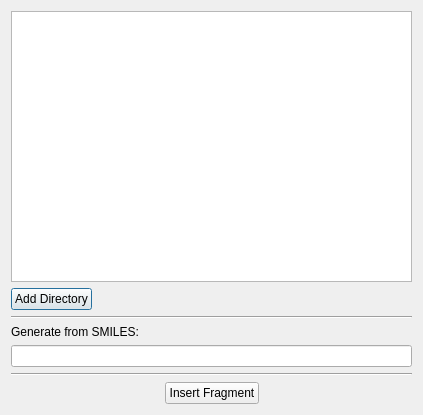
Before: the Qt Designer form libavogadro/src/tools/insertfragmentdialog.ui in cryos/avogadro, drawn with Qt 5.
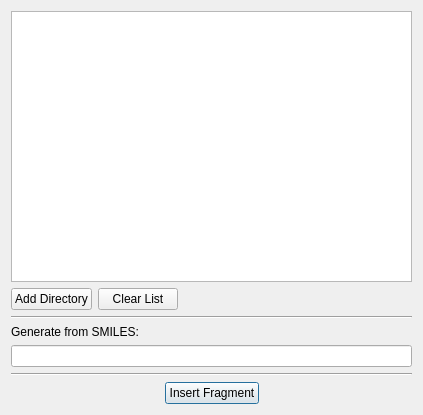
After: the same form once the commit is applied.

Commit message: Fixed crashes with fragment window -- need to emit layoutChanged signals. Now also checks for duplicate directories and allows the directory list to be cleared.

```diff
--- a/libavogadro/src/tools/insertfragmentdialog.ui
+++ b/libavogadro/src/tools/insertfragmentdialog.ui
@@ -25,6 +25,13 @@
        </property>
       </widget>
      </item>
+     <item>
+      <widget class="QPushButton" name="clearListButton" >
+       <property name="text" >
+        <string>Clear List</string>
+       </property>
+      </widget>
+     </item>
      <item>
       <spacer>
        <property name="orientation" >
@@ -84,6 +91,9 @@
        <property name="text" >
         <string>Insert Fragment</string>
        </property>
+       <property name="default" >
+        <bool>true</bool>
+       </property>
       </widget>
      </item>
      <item>
```
The commit also changes 3 other files.
